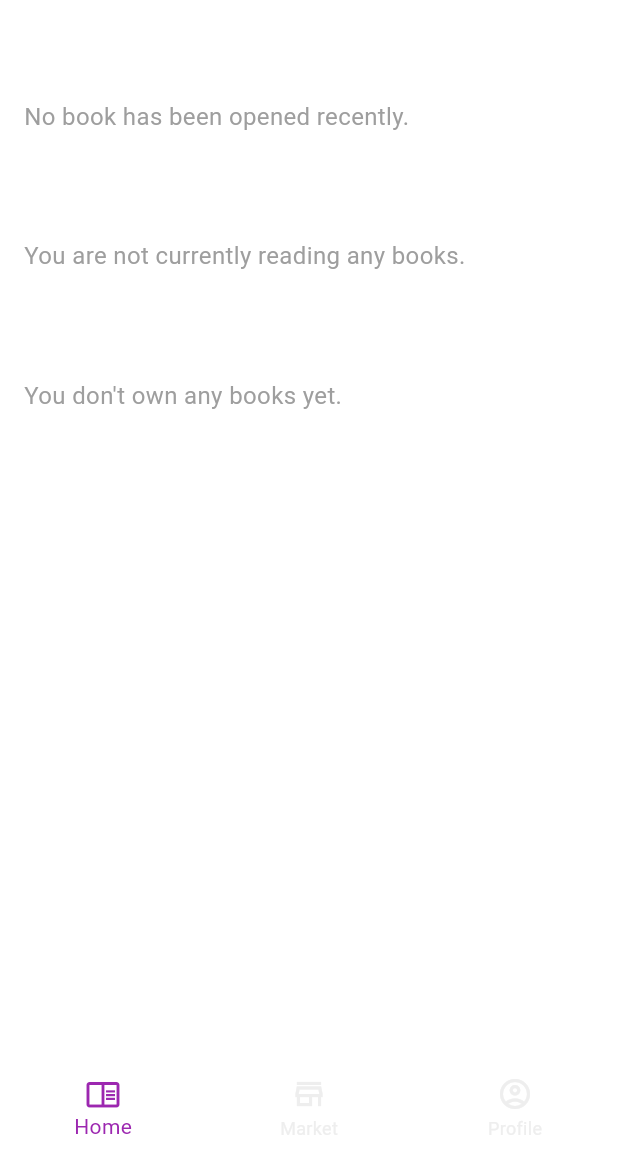
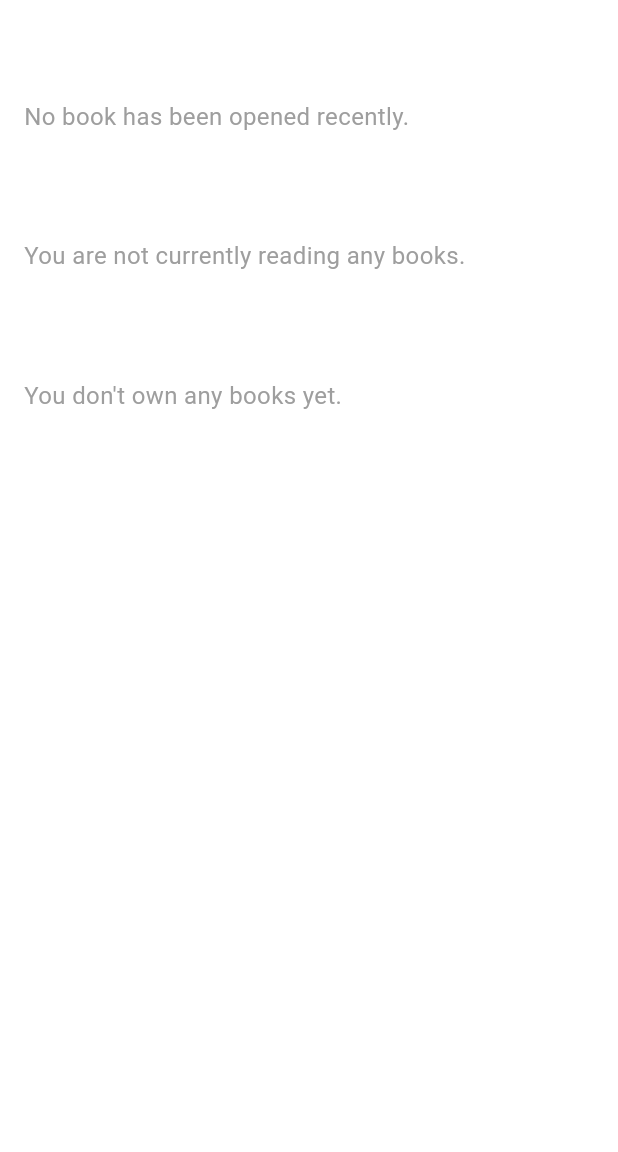
Before and after one commit to Ferref/ebook, a Flutter app: the screen it shows after launch, on a phone screen of 412 x 824 dp, the part 84-1236 px from its top. Run offline on Flutter 3.47's test engine with Material 3 defaults, Android fonts, the phone set to English and light mode, and no system bars; our stand-ins replace file_picker, google_fonts; network calls fail.

Commit message:
Levettem az also menut

```diff
--- a/lib/app.dart
+++ b/lib/app.dart
@@ -33,9 +33,7 @@ class _MyAppState extends State<MyApp> {
       debugShowCheckedModeBanner: false,
       title: 'Ebook Reader',
       theme: ebookTheme,
-      home: Scaffold(
-        body: _isLoading ? _buildLoadingScreen() : const ScreensWrapper(),
-      ),
+      home: _isLoading ? _buildLoadingScreen() : const ScreensWrapper(),
     );
   }
 
--- a/lib/screens/screens_wrapper.dart
+++ b/lib/screens/screens_wrapper.dart
@@ -1,50 +1,13 @@
 import 'package:flutter/material.dart';
-import 'package:ebook/screens/home/home_screen.dart' as home;
-import 'package:ebook/screens/market/market_screen.dart' as market;
-import 'package:ebook/screens/profile/profile_screen.dart' as profile;
+import 'package:ebook/screens/home/home_screen.dart';
 
-class ScreensWrapper extends StatefulWidget {
+class ScreensWrapper extends StatelessWidget {
   const ScreensWrapper({super.key});
 
   @override
-  _ScreensWrapperState createState() => _ScreensWrapperState();
-}
-
-class _ScreensWrapperState extends State<ScreensWrapper> {
-  int _currentIndex = 0;
-
-  final List<Widget> _pages = [
-    const home.HomeScreen(),
-    const market.MarketScreen(),
-    const profile.ProfileScreen(),
-  ];
-
-  @override
   Widget build(BuildContext context) {
-    return Scaffold(
-      body: _pages[_currentIndex],
-      bottomNavigationBar: BottomNavigationBar(
-        currentIndex: _currentIndex,
-        onTap: (int index) {
-          setState(() {
-            _currentIndex = index;
-          });
-        },
-        items: const [
-          BottomNavigationBarItem(
-            icon: Icon(Icons.chrome_reader_mode_outlined),
-            label: 'Home',
-          ),
-          BottomNavigationBarItem(
-            icon: Icon(Icons.store_mall_directory_outlined),
-            label: 'Market',
-          ),
-          BottomNavigationBarItem(
-            icon: Icon(Icons.account_circle_outlined),
-            label: 'Profile',
-          ),
-        ],
-      ),
+    return const Scaffold(
+      body: HomeScreen(), // Only display the HomeScreen
     );
   }
 }
```
